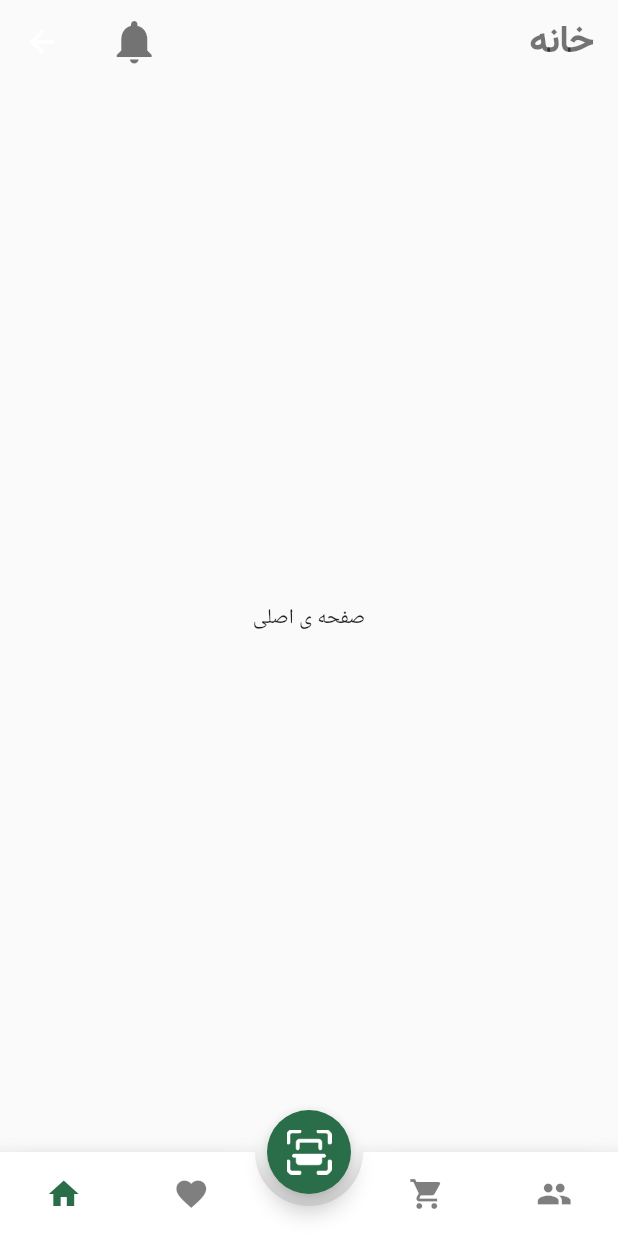
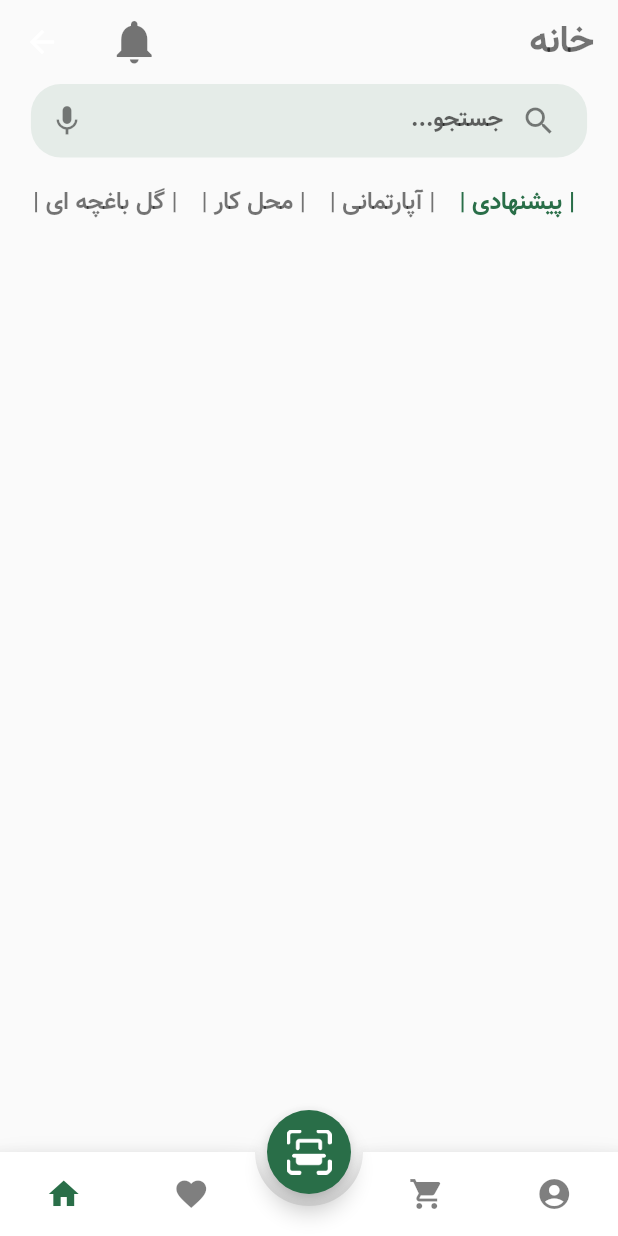
Before and after one commit to imanshbb/plant_app_ui, a Flutter app: the RootPage screen opened directly, on a phone screen of 412 x 824 dp. Run offline on Flutter 3.47's test engine with Material 2 defaults, Android fonts, the light colour scheme and no system bars; drawn by our look-alikes of animated_bottom_navigation_bar; our stand-ins replace page_transition.

Commit message:
add category

```diff
--- a/lib/screens/home_page.dart
+++ b/lib/screens/home_page.dart
@@ -1,4 +1,5 @@
 import 'package:flutter/material.dart';
+import 'package:flutter_application_6/constants/constants.dart';
 
 class HomePage extends StatefulWidget {
   const HomePage({super.key});
@@ -8,11 +9,94 @@ class HomePage extends StatefulWidget {
 }
 
 class _HomePageState extends State<HomePage> {
+  int selectindex = 0;
+  List<String> plantType = [
+    '| پیشنهادی |',
+    '| آپارتمانی |',
+    '| محل کار |',
+    '| گل باغچه ای |',
+    '| گل سمی |',
+  ];
   @override
   Widget build(BuildContext context) {
-    return const Scaffold(
-      body: Center(
-        child: Text('صفحه ی اصلی'),
+    Size size = MediaQuery.of(context).size;
+    return Scaffold(
+      body: SingleChildScrollView(
+        child: Column(
+          children: <Widget>[
+            //search
+            Center(
+              child: Container(
+                width: size.width * 0.9,
+                decoration: BoxDecoration(
+                  color: Constant.primeryColor.withOpacity(0.1),
+                  borderRadius: BorderRadius.circular(20),
+                ),
+                child: Padding(
+                  padding: const EdgeInsets.only(right: 8.0),
+                  child: Directionality(
+                    textDirection: TextDirection.rtl,
+                    child: TextField(
+                      showCursor: false,
+                      textAlign: TextAlign.start,
+                      decoration: InputDecoration(
+                        hintText: 'جستجو...',
+                        border: InputBorder.none,
+                        suffixIcon: Icon(
+                          Icons.mic,
+                          color: Constant.blackColor.withOpacity(0.5),
+                        ),
+                        prefixIcon: Icon(
+                          Icons.search,
+                          color: Constant.blackColor.withOpacity(0.5),
+                        ),
+                      ),
+                      style: const TextStyle(
+                        fontFamily: 'Vazir',
+                      ),
+                    ),
+                  ),
+                ),
+              ),
+            ),
+            // category
+            Container(
+              padding: const EdgeInsets.symmetric(vertical: 10.0),
+              width: size.width * 0.9,
+              height: 70,
+              child: ListView.builder(
+                scrollDirection: Axis.horizontal,
+                reverse: true,
+                itemCount: plantType.length,
+                itemBuilder: (context, index) {
+                  return Padding(
+                    padding: const EdgeInsets.all(8.0),
+                    child: GestureDetector(
+                      onTap: () {
+                        setState(() {
+                          selectindex = index;
+                        });
+                      },
+                      child: Text(
+                        plantType[index],
+                        style: TextStyle(
+                          fontFamily: 'Vazir',
+                          fontSize: 16.0,
+                          fontWeight: selectindex == index
+                              ? FontWeight.bold
+                              : FontWeight.w300,
+                          color: selectindex == index
+                              ? Constant.primeryColor
+                              : Constant.blackColor,
+                        ),
+                      ),
+                    ),
+                  );
+                },
+              ),
+            ),
+          ],
+        ),
       ),
     );
   }
--- a/lib/screens/root.dart
+++ b/lib/screens/root.dart
@@ -29,7 +29,7 @@ class _RootPageState extends State<RootPage> {
     Icons.home,
     Icons.favorite,
     Icons.shopping_cart,
-    Icons.people,
+    Icons.account_circle_rounded,
   ];
 
   List<String> appBarTitle = [
```
